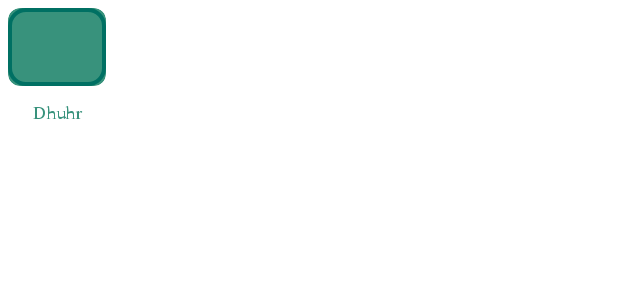
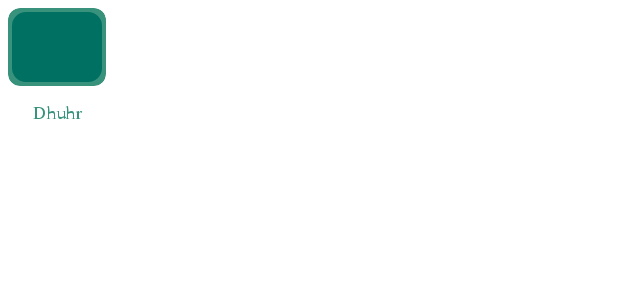
Before and after one commit to Mustafa-Elazab/Quran, an Android app: the layout main_home_layout.xml on its own in the app's theme, with its tools: preview values and no code run, on a phone screen of 412 x 824 dp. Shown: the top 300 px of the screen. Run offline under Robolectric (Android 15) with nearby library versions, the phone set to English and light mode, and no system bars.

Commit message:
new update

```diff
--- a/app/src/main/java/com/mostafa/quran/domain/reminder/AlarmReceiver.kt
+++ b/app/src/main/java/com/mostafa/quran/domain/reminder/AlarmReceiver.kt
@@ -65,7 +65,7 @@ class AlarmReceiver : BroadcastReceiver() {
         mediaPlayer?.start()
 
         val notificationBuilder = NotificationCompat.Builder(context, channelId)
-            .setSmallIcon(R.drawable.app_icon)
+            .setSmallIcon(R.mipmap.ic_launcher)
             .setContentTitle("${prayName} صلاة  ")
             .setContentText(" حان الان موعد صلاة $prayName")
             .setPriority(NotificationCompat.PRIORITY_HIGH)
--- a/app/src/main/java/com/mostafa/quran/ui/cycles/home/main/adapter/FeatureAdapter.kt
+++ b/app/src/main/java/com/mostafa/quran/ui/cycles/home/main/adapter/FeatureAdapter.kt
@@ -33,7 +33,7 @@ class FeatureAdapter() : ListAdapter<FeatureModel, FeatureAdapter.ViewHolder>(DI
         holder.view.item = getItem(position)
         var item = getItem(position)
 
-        holder.view.root.setOnClickListener { itemView ->
+        holder.view.constraint.setOnClickListener { itemView ->
 
             if (item.id == 1) {
 
--- a/app/src/main/java/com/mostafa/quran/ui/cycles/home/main/fragment/MainFragment.kt
+++ b/app/src/main/java/com/mostafa/quran/ui/cycles/home/main/fragment/MainFragment.kt
@@ -157,8 +157,8 @@ class MainFragment : BaseFragment<FragmentMainBinding>(R.layout.fragment_main) {
     }
 
 
-    private suspend fun collectAddressState() {
-        binding.tvLocation.text = viewModel.city.toString() ?: ""
+    private  suspend fun collectAddressState() {
+        binding.tvLocation.text = viewModel.city.toString() ?: "العنوان"
     }
 
 
@@ -195,7 +195,7 @@ class MainFragment : BaseFragment<FragmentMainBinding>(R.layout.fragment_main) {
                             viewModel.timeStringToMillis(timing.maghrib.toString()),
                             viewModel.timeStringToMillis(timing.isha.toString()),
                         )
-                        Log.d(TAG, "collectTimingsState: $allPrayerTimesInMillis")
+
                         viewModel.getNextPrayer(allPrayerTimesInMillis, requireContext())
                         val prayerTimes = listOf(
                             PrayerTime(
--- a/app/src/main/res/drawable/custom_rectangle_round.xml
+++ b/app/src/main/res/drawable/custom_rectangle_round.xml
@@ -2,7 +2,7 @@
     android:shape="rectangle"
     >
 
-    <solid android:color="@color/colorAccent"/>
-    <stroke android:width="@dimen/_2sdp" android:color="@color/colorPrimaryDark"/>
+    <solid android:color="@color/colorPrimary"/>
+    <stroke android:width="@dimen/_2sdp" android:color="@color/colorAccent"/>
     <corners android:radius="@dimen/_8sdp" />
 </shape>
--- a/app/src/main/res/layout/main_home_layout.xml
+++ b/app/src/main/res/layout/main_home_layout.xml
@@ -15,7 +15,8 @@
         android:layout_width="@dimen/_50sdp"
         android:layout_height="@dimen/_60sdp"
         android:layout_margin="@dimen/_4sdp"
-
+        android:clickable="true"
+        android:focusable="true">
         >
 
         <com.google.android.material.card.MaterialCardView
@@ -23,8 +24,6 @@
             style="?attr/materialCardViewFilledStyle"
             android:layout_width="match_parent"
             android:layout_height="@dimen/_40sdp"
-            android:clickable="true"
-            android:focusable="true"
             app:cardBackgroundColor="@color/colorAccent"
             app:cardCornerRadius="8dp"
             app:cardElevation="0dp"
```
Also changed, not shown: app/src/main/java/com/mostafa/quran/ui/activity/MainActivity.kt (+2 -12 lines), app/src/main/java/com/mostafa/quran/ui/cycles/home/main/viewmodel/HomeViewModel.kt (+4 -12 lines).
